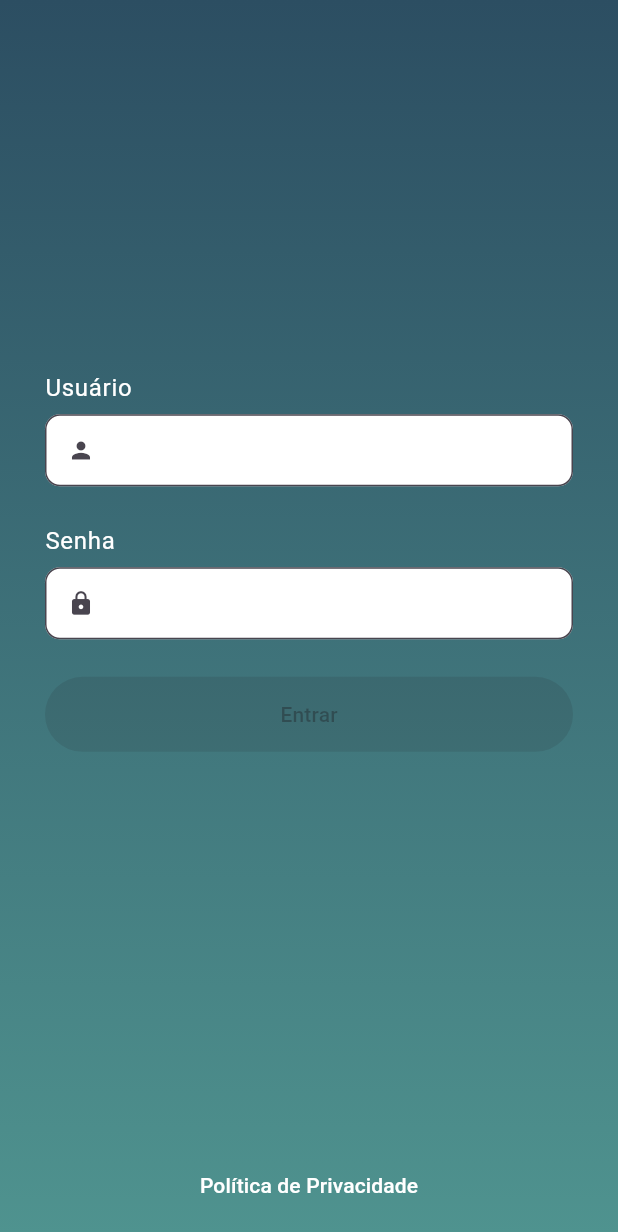
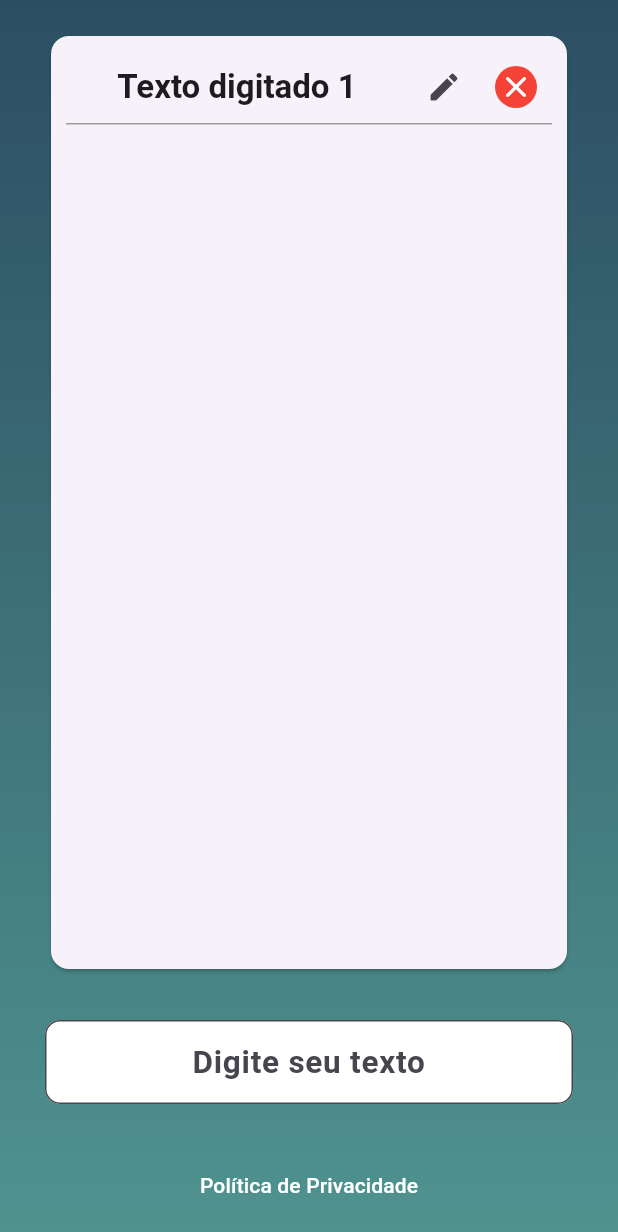
Before and after one commit to Jackson-Antunes-Sampaio/prova_flutter, a Flutter app: the screen it shows after launch, on a phone screen of 412 x 824 dp. Shown: the top 1232 px of the screen. Run offline on Flutter 3.47's test engine with Material 2 defaults, Android fonts, the phone set to English and light mode, and no system bars; our stand-ins replace flutter_mobx, go_router, mobx; generated files the repository leaves out were written again.

Commit message:
feat: implemented screen information

```diff
--- a/lib/features/auth/presentation/screens/auth_screen.dart
+++ b/lib/features/auth/presentation/screens/auth_screen.dart
@@ -1,5 +1,6 @@
 import 'package:flutter/material.dart';
 import 'package:flutter_mobx/flutter_mobx.dart';
+import 'package:go_router/go_router.dart';
 import 'package:prova_flutter/features/auth/presentation/store/auth_store.dart';
 import 'package:prova_flutter/features/auth/presentation/widgets/custom_textfield.dart';
 
@@ -41,7 +42,7 @@ class _AuthScreenState extends State<AuthScreen> {
               return ElevatedButton(
                 onPressed: store.validationForm
                     ? () {
-                        print("jasj");
+                        context.push('/information');
                       }
                     : null,
                 child: const Text("Entrar"),
--- /dev/null
+++ b/lib/features/information/screens/information_screen.dart
@@ -0,0 +1,86 @@
+import 'package:flutter/material.dart';
+import 'package:prova_flutter/core/widgets/background.dart';
+
+class InformationScreen extends StatelessWidget {
+  const InformationScreen({super.key});
+
+  @override
+  Widget build(BuildContext context) {
+    return BackgroundWidget(
+      child: Scaffold(
+        extendBody: true,
+        backgroundColor: Colors.transparent,
+        body: Padding(
+          padding: const EdgeInsets.only(top: 20, left: 30, right: 30),
+          child: Column(
+            children: [
+              Expanded(
+                child: Card(
+                  child: Column(
+                    mainAxisSize: MainAxisSize.max,
+                    children: [
+                      Container(
+                        margin: const EdgeInsets.symmetric(
+                            horizontal: 10, vertical: 10),
+                        decoration: const BoxDecoration(
+                          border: Border(
+                            bottom: BorderSide(color: Colors.grey),
+                          ),
+                        ),
+                        child: Row(
+                          children: [
+                            Expanded(
+                              child: Text(
+                                "Texto digitado 1",
+                                style: Theme.of(context)
+                                    .textTheme
+                                    .titleLarge
+                                    ?.copyWith(
+                                      fontWeight: FontWeight.bold,
+                                    ),
+                                textAlign: TextAlign.center,
+                              ),
+                            ),
+                            IconButton(
+                              onPressed: () {},
+                              icon: const Icon(Icons.edit),
+                            ),
+                            IconButton(
+                              onPressed: () {},
+                              icon: const CircleAvatar(
+                                radius: 14,
+                                backgroundColor: Colors.red,
+                                child: Icon(
+                                  Icons.close_rounded,
+                                  color: Colors.white,
+                                ),
+                              ),
+                            ),
+                          ],
+                        ),
+                      )
+                    ],
+                  ),
+                ),
+              ),
+              const SizedBox(height: 30),
+              TextFormField(
+                decoration: const InputDecoration(
+                    label: Center(
+                      child: Text(
+                        "Digite seu texto",
+                        textAlign: TextAlign.center,
+                        style: TextStyle(
+                            fontWeight: FontWeight.bold, fontSize: 21),
+                      ),
+                    ),
+                    floatingLabelBehavior: FloatingLabelBehavior.never),
+              ),
+              const SizedBox(height: 30),
+            ],
+          ),
+        ),
+      ),
+    );
+  }
+}
--- a/lib/main.dart
+++ b/lib/main.dart
@@ -1,6 +1,8 @@
 import 'package:flutter/material.dart';
 import 'package:prova_flutter/core/utils/constants.dart';
 import 'package:prova_flutter/features/auth/presentation/screens/auth_screen.dart';
+import 'package:go_router/go_router.dart';
+import 'package:prova_flutter/features/information/screens/information_screen.dart';
 
 void main() {
   runApp(const MyApp());
@@ -12,9 +14,22 @@ class MyApp extends StatelessWidget {
   // This widget is the root of your application.
   @override
   Widget build(BuildContext context) {
-    return MaterialApp(
+    return MaterialApp.router(
       title: 'Desafio Flutter',
       debugShowCheckedModeBanner: false,
+      routerConfig: GoRouter(
+        initialLocation: '/information',
+        routes: [
+          GoRoute(
+            path: '/auth',
+            builder: (context, state) => const AuthScreen(),
+          ),
+          GoRoute(
+            path: '/information',
+            builder: (context, state) => const InformationScreen(),
+          ),
+        ],
+      ),
       theme: ThemeData(
         useMaterial3: true,
         elevatedButtonTheme: ElevatedButtonThemeData(
@@ -38,7 +53,6 @@ class MyApp extends StatelessWidget {
           ),
         ),
       ),
-      home: const AuthScreen(),
     );
   }
 }
```
Also changed, not shown: 1 other file.
